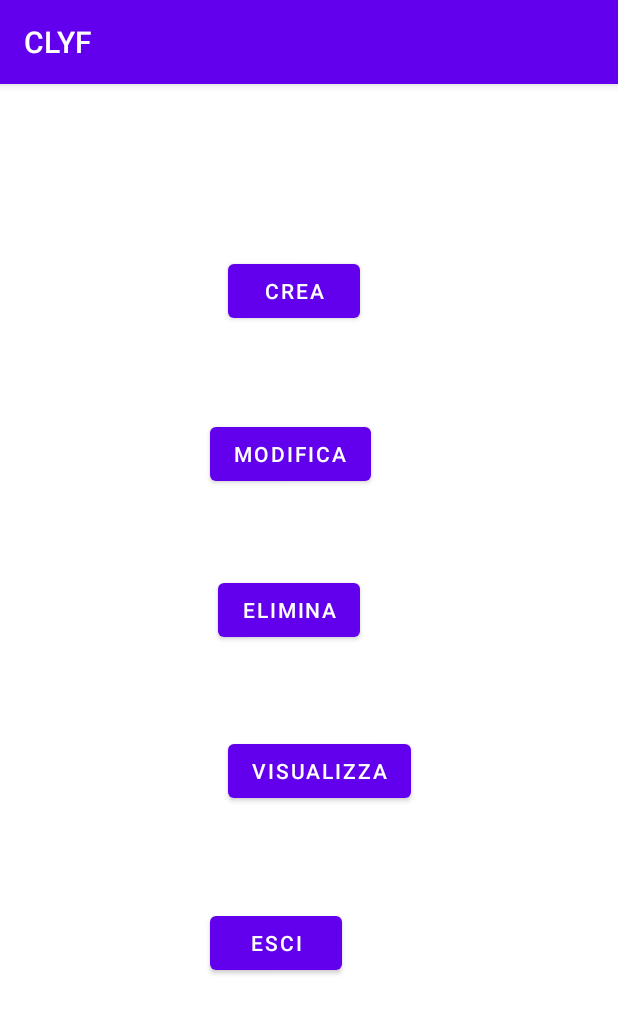
After one commit to simonedimeglio/kotlin-android-final-app, an Android app: the AdminActivity screen opened directly, with no data from a screen before it, on a phone screen of 412 x 824 dp. The commit adds this screen. Shown: the top 1014 px of the screen. Run offline under Robolectric (Android 15) with nearby library versions, the phone set to English and light mode, and no system bars; our stand-ins replace Firebase (no records; nobody signed in at launch, a user with empty details on screens opened directly).

Commit message:
Setting CRUD (admin)
Create (tested-OK)

```diff
--- /dev/null
+++ b/Serious Game/app/src/main/java/com/seriousgame/clyf/auth/globalVariables.kt
@@ -0,0 +1,5 @@
+package com.seriousgame.clyf.auth
+import com.google.firebase.firestore.FirebaseFirestore
+
+var appoggioID : String = ""
+var db : FirebaseFirestore = FirebaseFirestore.getInstance()
--- /dev/null
+++ b/Serious Game/app/src/main/res/layout/activity_admin.xml
@@ -0,0 +1,70 @@
+<?xml version="1.0" encoding="utf-8"?>
+<androidx.constraintlayout.widget.ConstraintLayout xmlns:android="http://schemas.android.com/apk/res/android"
+    xmlns:app="http://schemas.android.com/apk/res-auto"
+    xmlns:tools="http://schemas.android.com/tools"
+    android:layout_width="match_parent"
+    android:layout_height="match_parent"
+    tools:context=".admin.AdminActivity">
+
+    <Button
+        android:id="@+id/create"
+        android:layout_width="wrap_content"
+        android:layout_height="wrap_content"
+        android:text="Crea"
+        app:layout_constraintBottom_toBottomOf="parent"
+        app:layout_constraintEnd_toEndOf="parent"
+        app:layout_constraintHorizontal_bias="0.47"
+        app:layout_constraintStart_toStartOf="parent"
+        app:layout_constraintTop_toTopOf="parent"
+        app:layout_constraintVertical_bias="0.158" />
+
+    <Button
+        android:id="@+id/modify"
+        android:layout_width="wrap_content"
+        android:layout_height="wrap_content"
+        android:layout_marginTop="60dp"
+        android:text="Modifica"
+        app:layout_constraintBottom_toBottomOf="parent"
+        app:layout_constraintEnd_toEndOf="parent"
+        app:layout_constraintHorizontal_bias="0.46"
+        app:layout_constraintStart_toStartOf="parent"
+        app:layout_constraintTop_toBottomOf="@+id/create"
+        app:layout_constraintVertical_bias="0.002" />
+
+    <Button
+        android:id="@+id/delete"
+        android:layout_width="wrap_content"
+        android:layout_height="wrap_content"
+        android:layout_marginTop="52dp"
+        android:text="Elimina"
+        app:layout_constraintBottom_toBottomOf="parent"
+        app:layout_constraintEnd_toEndOf="parent"
+        app:layout_constraintHorizontal_bias="0.457"
+        app:layout_constraintStart_toStartOf="parent"
+        app:layout_constraintTop_toBottomOf="@+id/modify"
+        app:layout_constraintVertical_bias="0.01" />
+
+    <Button
+        android:id="@+id/stamp"
+        android:layout_width="wrap_content"
+        android:layout_height="wrap_content"
+        android:text="Visualizza"
+        app:layout_constraintBottom_toBottomOf="parent"
+        app:layout_constraintEnd_toEndOf="parent"
+        app:layout_constraintHorizontal_bias="0.525"
+        app:layout_constraintStart_toStartOf="parent"
+        app:layout_constraintTop_toBottomOf="@+id/delete"
+        app:layout_constraintVertical_bias="0.171" />
+
+    <Button
+        android:id="@+id/exit"
+        android:layout_width="wrap_content"
+        android:layout_height="wrap_content"
+        android:text="Esci"
+        app:layout_constraintBottom_toBottomOf="parent"
+        app:layout_constraintEnd_toEndOf="parent"
+        app:layout_constraintHorizontal_bias="0.433"
+        app:layout_constraintStart_toStartOf="parent"
+        app:layout_constraintTop_toBottomOf="@+id/stamp"
+        app:layout_constraintVertical_bias="0.28" />
+</androidx.constraintlayout.widget.ConstraintLayout>
--- a/Serious Game/app/src/main/res/layout/activity_sign_in.xml
+++ b/Serious Game/app/src/main/res/layout/activity_sign_in.xml
@@ -3,7 +3,8 @@
     xmlns:app="http://schemas.android.com/apk/res-auto"
     xmlns:tools="http://schemas.android.com/tools"
     android:layout_width="match_parent"
-    android:layout_height="match_parent">
+    android:layout_height="match_parent"
+    android:background="@drawable/prova">
 
 
     <com.google.android.material.textfield.TextInputLayout
@@ -41,7 +42,7 @@
             android:id="@+id/passET"
             android:layout_width="match_parent"
             android:layout_height="wrap_content"
-            android:hint="Inserisci la tua email"
+            android:hint="Inserisci la tua password"
             android:inputType="textPassword" />
     </com.google.android.material.textfield.TextInputLayout>
 
```
Also changed, not shown: Serious Game/app/src/main/AndroidManifest.xml (+8 -0 lines), Serious Game/app/src/main/java/com/seriousgame/clyf/admin/AdminActivity.kt (added, +105 -0 lines), Serious Game/app/src/main/java/com/seriousgame/clyf/auth/SignIn.kt (+5 -20 lines), Serious Game/app/src/main/java/com/seriousgame/clyf/auth/SignUp.kt (+15 -0 lines), Serious Game/app/src/main/res/layout/popup.xml (added, +32 -0 lines), Serious Game/app/src/main/res/layout/popup_domande.xml (added, +57 -0 lines), Serious Game/app/src/main/res/drawable/prova.png (added).
